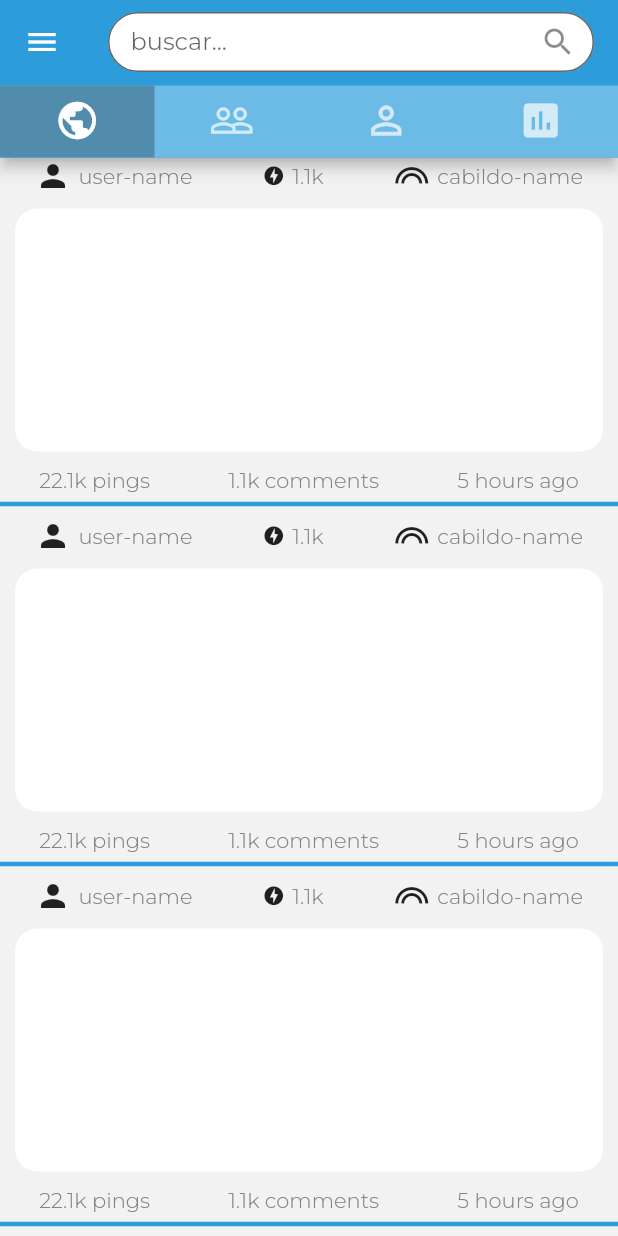
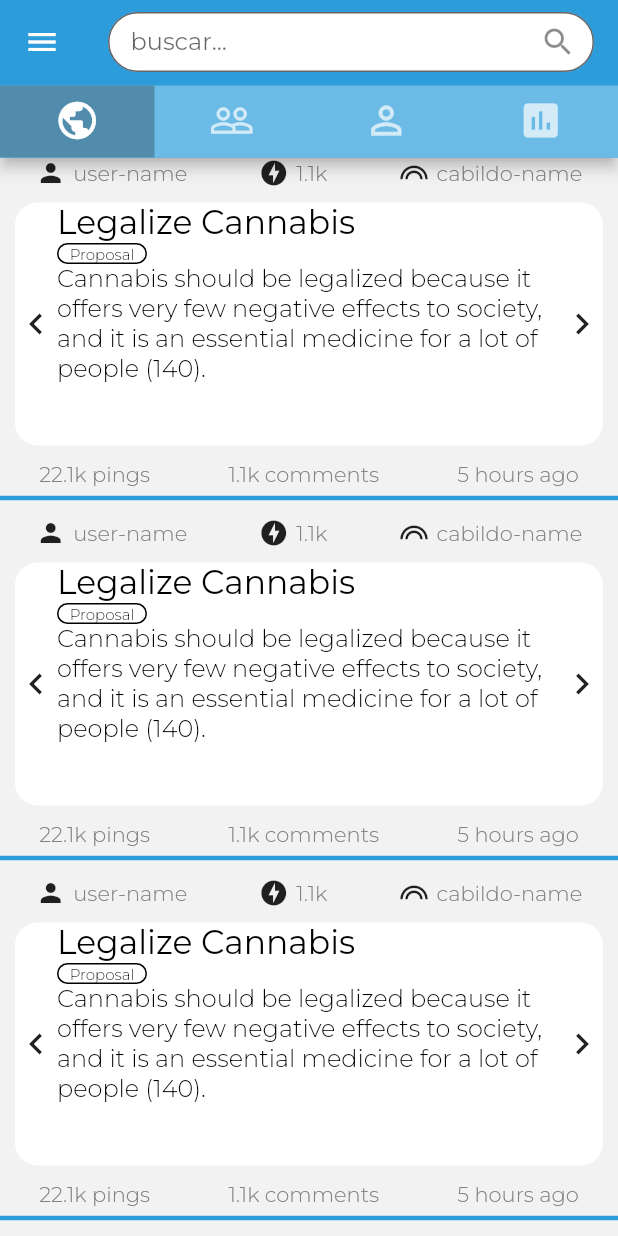
Before and after one commit to benjaminykim/cibic-mobile, a Flutter app: the screen it shows after launch, on a phone screen of 412 x 824 dp. Run offline on Flutter 3.47's test engine with Material 2 defaults, Android fonts, the phone set to English and light mode, and no system bars.

Commit message:
update activity card view

```diff
--- a/lib/widgets/activity_card/CardView.dart
+++ b/lib/widgets/activity_card/CardView.dart
@@ -14,6 +14,56 @@ class CardView extends StatelessWidget {
           color: CARD_BACKGROUND,
           borderRadius: BorderRadius.all(Radius.circular(15)),
         ),
+        child: Row(
+          mainAxisAlignment: MainAxisAlignment.spaceBetween,
+          children: <Widget>[
+            SizedBox(child: Icon(Icons.keyboard_arrow_left, size: 28)),
+            SizedBox(
+              width: MediaQuery.of(context).size.width - 20 - 56,
+              child: Column(
+                crossAxisAlignment: CrossAxisAlignment.start,
+                children: <Widget>[
+                  Text(
+                    "Legalize Cannabis",
+                    style: TextStyle(
+                      color: Colors.black,
+                      fontSize: 22,
+                      fontWeight: FontWeight.w400,
+                    ),
+                  ),
+                  Container(
+                    width: 60,
+                    child: Center(
+                      child: Text(
+                        "Proposal",
+                        style: TextStyle(
+                          color: Colors.black,
+                          fontSize: 10,
+                          fontWeight: FontWeight.w300,
+                        ),
+                      ),
+                    ),
+                    decoration: BoxDecoration(
+                        border: Border.all(color: Colors.black),
+                        borderRadius: BorderRadius.circular(20)),
+                  ),
+                  Text(
+                    "Cannabis should be legalized because it offers very few negative effects to society, and it is an essential medicine for a lot of people (140). ",
+                    style: TextStyle(
+                      color: Colors.black,
+                      fontSize: 16,
+                      fontWeight: FontWeight.w300,
+                    ),
+                  )
+                  // text
+                ],
+              ),
+            ),
+            SizedBox(
+              child: Icon(Icons.keyboard_arrow_right, size: 28),
+            ),
+          ],
+        ),
       ),
     );
   }
--- a/lib/widgets/activity_card/UserMetaData.dart
+++ b/lib/widgets/activity_card/UserMetaData.dart
@@ -8,9 +8,9 @@ class UserMetaData extends StatelessWidget {
     return Row(
       mainAxisAlignment: MainAxisAlignment.spaceAround,
       children: <Widget>[
-        IconTag(Icon(Icons.person), 'user-name'),
-        IconTag(Icon(Icons.offline_bolt, size: 15), '1.1k'),
-        IconTag(Icon(Icons.looks), 'cabildo-name'),
+        IconTag(Icon(Icons.person, size: 20), 'user-name'),
+        IconTag(Icon(Icons.offline_bolt, size: 20), '1.1k'),
+        IconTag(Icon(Icons.looks, size: 20), 'cabildo-name'),
       ],
     );
   }
```
